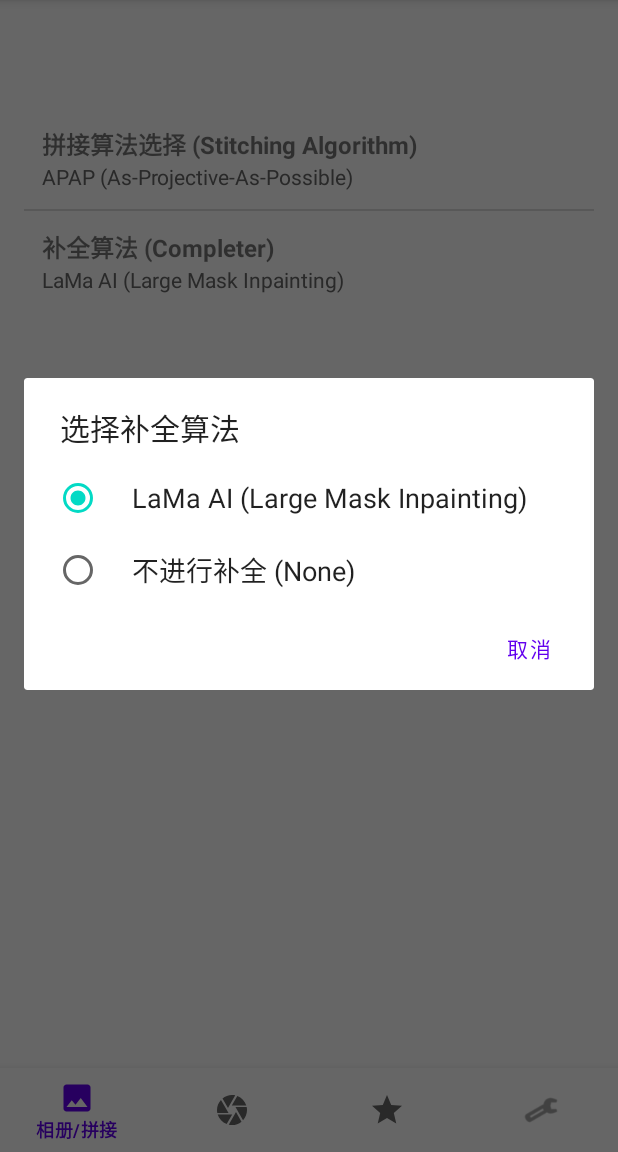
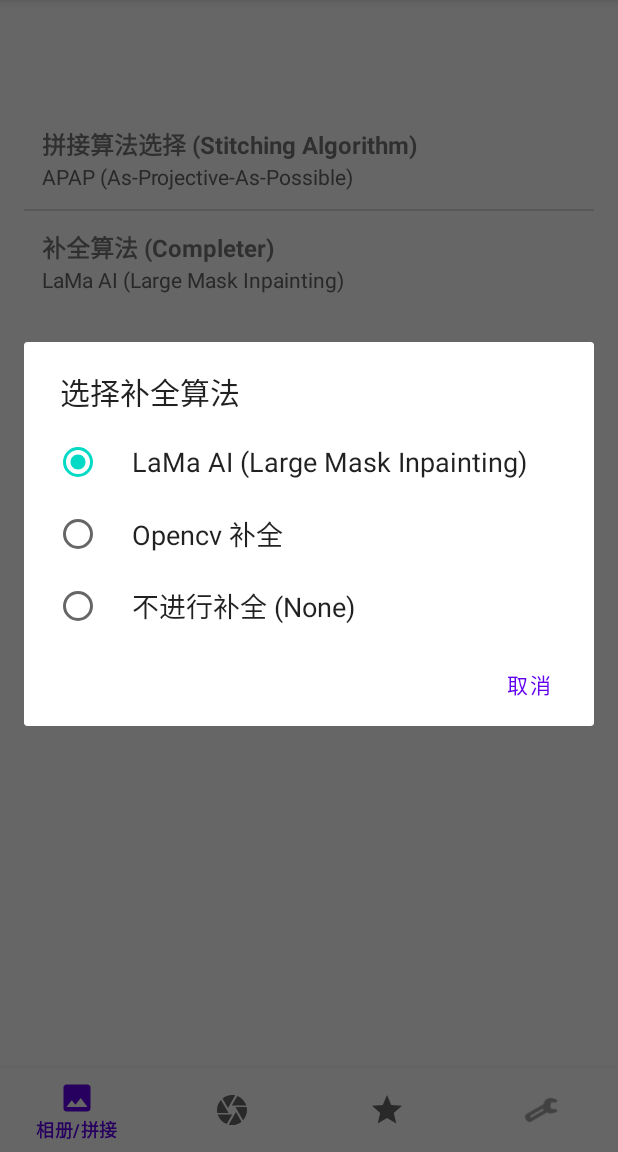
Before and after one commit to saikewei/PanoramaPro, an Android app: the SettingsFragment screen opened through its navigation route, after a tap on "补全算法 (Completer)", on a phone screen of 412 x 824 dp, the part 84-1236 px from its top. Run offline under Robolectric (Android 15) with nearby library versions, the phone set to English and light mode, and no system bars; our stand-ins replace navigation-ui.

Commit message:
改用工厂方法应对多种算法的切换

```diff
--- a/app/src/main/java/com/example/panoramapro/ui/settings/SettingsFragment.java
+++ b/app/src/main/java/com/example/panoramapro/ui/settings/SettingsFragment.java
@@ -47,8 +47,8 @@ public class SettingsFragment extends Fragment {
         });
 
         view.findViewById(R.id.layout_comp_choice).setOnClickListener(v -> {
-            String[] options = {"LaMa AI (Large Mask Inpainting)", "不进行补全 (None)"};
-            String[] values = {"LAMA", "NONE"};
+            String[] options = {"LaMa AI (Large Mask Inpainting)", "Opencv 补全", "不进行补全 (None)"};
+            String[] values = {"LAMA", "OPENCV", "NONE"};
             showChoiceDialog("选择补全算法", KEY_COMPLETE_ALGO, options, values);
         });
     }
```
Also changed, not shown: app/src/main/java/com/example/panoramapro/core/ImageProcessorFactory.java (added, +40 -0 lines), app/src/main/java/com/example/panoramapro/ui/gallery/StitchingViewModel.java (+12 -15 lines).
